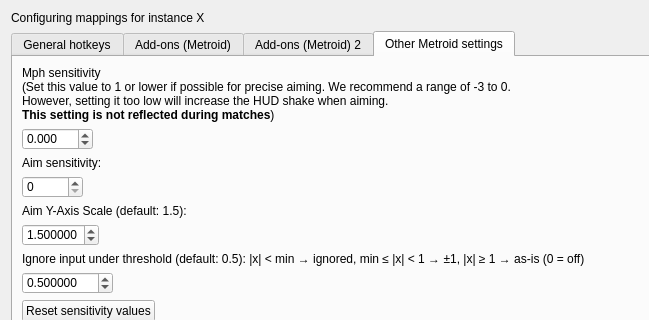
Old version of the form src/frontend/qt_sdl/InputConfig/InputConfigDialog.ui in the repository ag-advania/melonPrimeDS; both pictures show x 0 to 649 and y 0 to 320 of the 1135 by 666 pixel window.
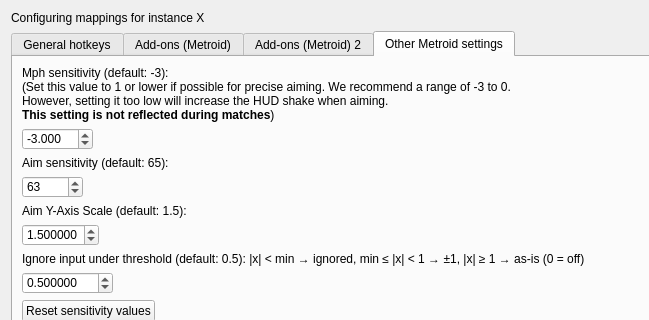
New version of the form. The open tabs and pages were chosen to show the change.

The edit to the form file:
```diff
--- a/src/frontend/qt_sdl/InputConfig/InputConfigDialog.ui
+++ b/src/frontend/qt_sdl/InputConfig/InputConfigDialog.ui
@@ -2316,7 +2316,7 @@
 						<property name="text">
 							<string>
 								&lt;html&gt;&lt;body&gt;
-								Mph sensitivity&lt;br/&gt;
+								Mph sensitivity (default: -3):&lt;br/&gt;
 								(Set this value to 1 or lower if possible for precise aiming. We recommend a range of -3 to 0.&lt;br/&gt;
 								However, setting it too low will increase the HUD shake when aiming.&lt;br/&gt;
 								&lt;b&gt;This setting is not reflected during matches&lt;/b&gt;)
@@ -2341,7 +2341,7 @@
 							<number>3</number>
 						</property>
 						<property name="value">
-							<double>0.0</double>
+							<double>-3.000</double>
 						</property>
 					</widget>
 				</item>
@@ -2351,7 +2351,7 @@
 				    <!-- Label for aim sensitivity -->
 				    <widget class="QLabel" name="metroidAimSensitvityLabel">
 					    <property name="text">
-						    <string>Aim sensitivity:</string>
+						    <string>Aim sensitivity (default: 65):</string>
 					    </property>
 				    </widget>
 			    </item>
@@ -2365,7 +2365,7 @@
 						    <number>99999</number>
 					    </property>
 					    <property name="value">
-						    <number>0</number>
+						    <number>63</number>
 					    </property>
 				    </widget>
 			    </item>
```
